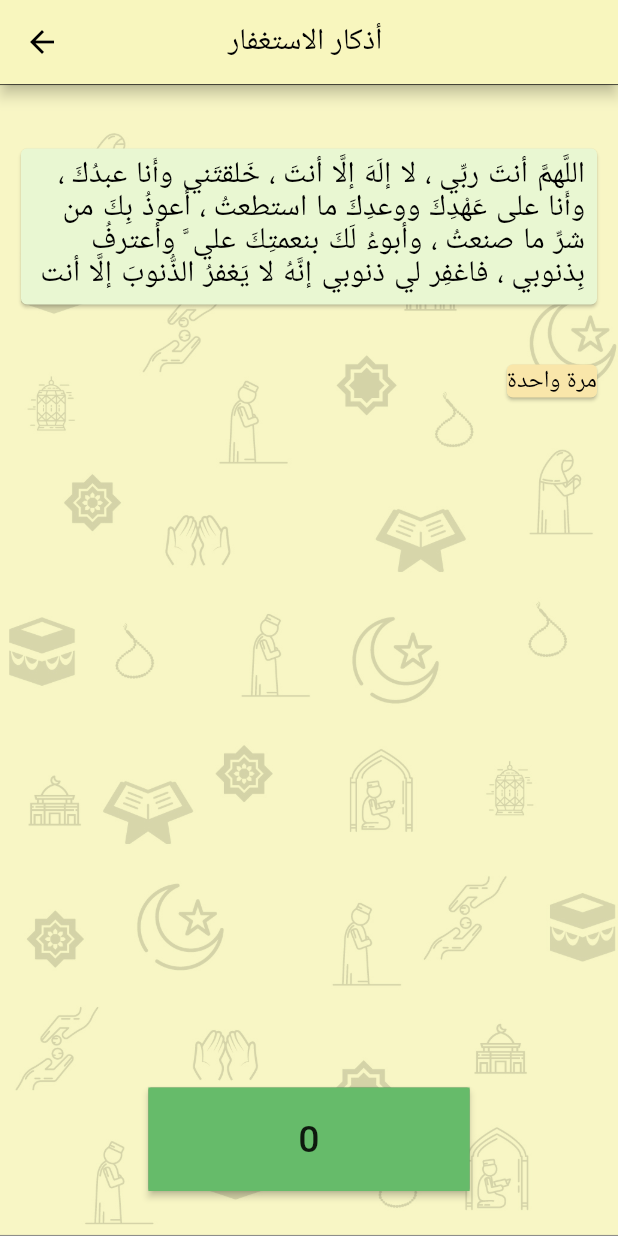
After one commit to MahmoudMohi63/Athkar, a Flutter app: the screen it shows after launch, after a tap on "اذكار الاستغفار", on a phone screen of 412 x 824 dp. The commit adds this screen. Run offline on Flutter 3.47's test engine with Material 2 defaults, Android fonts, the phone set to English and light mode, and no system bars.

Commit message:
add new  page astgfar

```diff
--- a/lib/home/athkarHome.dart
+++ b/lib/home/athkarHome.dart
@@ -4,6 +4,8 @@ import 'package:flutter_sadeeqalmuslim/screens/Athkar/Taspe7.dart';
 import 'package:flutter_sadeeqalmuslim/screens/Athkar/sleep.dart';
 import 'package:flutter/material.dart';
 import 'package:flutter_sadeeqalmuslim/screens/Athkar/saba7.dart';
+
+import '../screens/Athkar/astgfar.dart';
 
 class AthkarHome extends StatefulWidget {
   @override
@@ -228,6 +230,37 @@ class _AthkarHomeState extends State<AthkarHome> {
                 SizedBox(
                   height: 1,
                 ),
+                Row(
+                  children: <Widget>[
+                    Expanded(
+                      child: RaisedButton(
+                        onPressed: () {
+                          Navigator.push(
+                            context,
+                            MaterialPageRoute(
+                              builder: (context) {
+                                return astgfar();
+                              },
+                            ),
+                          );
+                        },
+                        color: Color.fromRGBO(248, 246, 190, 1),
+                        child: Text(
+                          'اذكار الاستغفار',
+                          style: TextStyle(
+                              color: Colors.black,
+                              fontSize: 26,
+                              fontWeight: FontWeight.w600),
+                        ),
+                        padding: EdgeInsets.all(4),
+                      ),
+                    ),
+                  ],
+                ),
+                SizedBox(
+                  height: 1,
+                ),
+
               ],
             ),
           ],
--- /dev/null
+++ b/lib/screens/Athkar/astgfar.dart
@@ -0,0 +1,591 @@
+import 'package:flutter_sadeeqalmuslim/screens/pagemodel.dart';
+import 'package:flutter/material.dart';
+
+class astgfar extends StatefulWidget {
+  @override
+  _SleepState createState() => _SleepState();
+}
+
+class _SleepState extends State<astgfar> {
+  List<PageModel> pages;
+  int x = 0;
+  int x1 = 0;
+  int x2 = 0;
+  int x3 = 0;
+  int x4 = 0;
+  int x5 = 0;
+  int x6 = 0;
+  int x7 = 0;
+  int x8 = 0;
+  int x9 = 0;
+  int x10 = 0;
+  int x11 = 0;
+  int x12 = 0;
+  int x13 = 0;
+  int x14 = 0;
+  int x15 = 0;
+  int x16 = 0;
+
+  void Count() {
+    setState(() {
+      x++;
+      if (x >= 1) x = 1;
+    });
+  }
+
+  void Count1() {
+    setState(() {
+      x1++;
+      if (x1 >= 1) x1 = 1;
+    });
+  }
+
+  void Count2() {
+    setState(() {
+      x2++;
+      if (x2 >= 3) x2 = 3;
+    });
+  }
+
+  void Count3() {
+    setState(() {
+      x3++;
+      if (x3 >= 1) x3 = 1;
+    });
+  }
+
+  void Count4() {
+    setState(() {
+      x4++;
+      if (x4 >= 1) x4 = 1;
+    });
+  }
+
+  void Count5() {
+    setState(() {
+      x5++;
+      if (x5 >= 1) x5 = 1;
+    });
+  }
+
+  void Count6() {
+    setState(() {
+      x6++;
+      if (x6 >= 1) x6 = 1;
+    });
+  }
+
+  void Count7() {
+    setState(() {
+      x7++;
+      if (x7 >= 1) x7 = 1;
+    });
+  }
+
+  void Count8() {
+    setState(() {
+      x8++;
+      if (x8 >= 1) x8 = 1;
+    });
+  }
+
+  void Count9() {
+    setState(() {
+      x9++;
+      if (x9 >= 1) x9 = 1;
+    });
+  }
+
+  void Count10() {
+    setState(() {
+      x10++;
+      if (x10 >= 70) x10 = 3;
+    });
+  }
+
+  void Count11() {
+    setState(() {
+      x11++;
+      if (x11 >= 1) x11 = 1;
+    });
+  }
+
+  void Count12() {
+    setState(() {
+      x12++;
+      if (x12 >= 1) x12 = 1;
+    });
+  }
+
+  void Count13() {
+    setState(() {
+      x13++;
+      if (x13 >= 1) x13 = 1;
+    });
+  }
+
+  void Count14() {
+    setState(() {
+      x14++;
+      if (x14 >= 1) x14 = 1;
+    });
+  }
+
+  void _addPages() {
+    pages = List<PageModel>();
+
+    pages.add(PageModel(
+      '',
+      'اللَّهمَّ أنتَ ربِّي ، لا إلَهَ إلَّا أنتَ ، خَلقتَني وأَنا عبدُكَ ، وأَنا على عَهْدِكَ ووعدِكَ ما استطعتُ ، أعوذُ بِكَ من شرِّ ما صنعتُ ، وأبوءُ لَكَ بنعمتِكَ علي َّ وأعترفُ بِذنوبي ، فاغفِر لي ذنوبي إنَّهُ لا يَغفرُ الذُّنوبَ إلَّا أنت',
+      ''
+          '',
+      '',
+      'مرة واحدة',
+      '',
+      '',
+      RaisedButton(
+        onPressed: Count,
+        child: Text(
+          '${x}',
+          style: TextStyle(fontSize: 25),
+        ),
+        color: Colors.green.shade400,
+        padding: EdgeInsets.only(right: 100, left: 100, top: 20, bottom: 20),
+        shape: RoundedRectangleBorder(borderRadius: BorderRadius.circular(0.0)),
+      ),
+    ));
+    pages.add(PageModel(
+      '',
+      'رَبِّ اغْفِرْ لي خَطِيئَتي وجَهْلِي، وإسْرَافِي في أمْرِي كُلِّهِ، وما أنْتَ أعْلَمُ به مِنِّي، اللَّهُمَّ اغْفِرْ لي خَطَايَايَ، وعَمْدِي وجَهْلِي وهَزْلِي، وكُلُّ ذلكَ عِندِي، اللَّهُمَّ اغْفِرْ لي ما قَدَّمْتُ وما أخَّرْتُ، وما أسْرَرْتُ وما أعْلَنْتُ، أنْتَ المُقَدِّمُ وأَنْتَ المُؤَخِّرُ، وأَنْتَ علَى كُلِّ شيءٍ قَدِيرٌِ',
+      '',
+      '',
+      'مرة واحدة',
+      '',
+      '',
+      RaisedButton(
+        onPressed: Count1,
+        child: Text(
+          '${x1}',
+          style: TextStyle(fontSize: 25),
+        ),
+        color: Colors.green.shade400,
+        padding: EdgeInsets.only(right: 100, left: 100, top: 20, bottom: 20),
+      ),
+    ));
+    pages.add(PageModel(
+      '',
+      'أستغفرُ اللهَ العظيمَ الذي لا إلهَ إلَّا هو الحيَّ القيومَ وأتوبُ إليه',
+      '',
+      '',
+      'ثلاث مرات',
+      '',
+      '',
+      RaisedButton(
+        onPressed: Count2,
+        child: Text(
+          '${x2}',
+          style: TextStyle(fontSize: 25),
+        ),
+        color: Colors.green.shade400,
+        padding: EdgeInsets.only(right: 100, left: 100, top: 25, bottom: 25),
+      ),
+    ));
+    pages.add(PageModel(
+      '',
+      'اللَّهُمَّ إنِّي ظَلَمْتُ نَفْسِي ظُلْمًا كَثِيرًا، ولَا يَغْفِرُ الذُّنُوبَ إلَّا أنْتَ، فَاغْفِرْ لي مَغْفِرَةً مِن عِندِكَ، وارْحَمْنِي، إنَّكَ أنْتَ الغَفُورُ الرَّحِيمُ',
+      '',
+      '',
+      'مرة واحدة',
+      '',
+      '',
+      RaisedButton(
+        onPressed: Count3,
+        child: Text(
+          '${x3}',
+          style: TextStyle(fontSize: 25),
+        ),
+        color: Colors.green.shade400,
+        padding: EdgeInsets.only(right: 100, left: 100, top: 25, bottom: 25),
+      ),
+    ));
+    pages.add(PageModel(
+      '',
+      'اللَّهمَّ اغفِر لي وارحَمني وارزُقني وعافِني',
+      '',
+      '',
+      'مرة واحدة',
+      '',
+      '',
+      RaisedButton(
+        onPressed: Count4,
+        child: Text(
+          '${x4}',
+          style: TextStyle(fontSize: 25),
+        ),
+        color: Colors.green.shade400,
+        padding: EdgeInsets.only(right: 100, left: 100, top: 25, bottom: 25),
+      ),
+    ));
+    pages.add(PageModel(
+      '',
+      'َاللَّهُمَّ لكَ أسْلَمْتُ، وبِكَ آمَنْتُ، وعَلَيْكَ تَوَكَّلْتُ، وإلَيْكَ أنَبْتُ، وبِكَ خَاصَمْتُ، وإلَيْكَ حَاكَمْتُ، فَاغْفِرْ لي ما قَدَّمْتُ وما أخَّرْتُ، وأَسْرَرْتُ وأَعْلَنْتُ، أنْتَ إلَهِي لا إلَهَ لي غَيْرُكَ ',
+      '',
+      '',
+      'مرة واحدة',
+      '',
+      '',
+      RaisedButton(
+        onPressed: Count5,
+        child: Text(
+          '${x5}',
+          style: TextStyle(fontSize: 25),
+        ),
+        color: Colors.green.shade400,
+        padding: EdgeInsets.only(right: 100, left: 100, top: 25, bottom: 25),
+      ),
+    ));
+    pages.add(PageModel(
+      '',
+      'أستغفر الله العظيم من كل ذنب أذنبته، ومن كل فرض تركته، ومن كل إنسان ظلمته، ومن كل صالح جـفوته',
+      '',
+      '',
+      'مرة واحدة',
+      '',
+      '',
+      RaisedButton(
+        onPressed: Count6,
+        child: Text(
+          '${x6}',
+          style: TextStyle(fontSize: 25),
+        ),
+        color: Colors.green.shade400,
+        padding: EdgeInsets.only(right: 100, left: 100, top: 25, bottom: 25),
+      ),
+    ));
+    pages.add(PageModel(
+      '',
+      'أستغفر الله العظيم لي ولوالدي ولذوي الحقوق علي، وللمؤمنين والمؤمنات والمسلمين والمسلمات الأحياء منهم والأموات، وصلّ اللهم على سيدنا محمد وعلى آله وصحبه أجمعين إلى يوم الدين.ِ',
+      '',
+      '',
+      'مرة واحدة',
+      '',
+      '',
+      RaisedButton(
+        onPressed: Count7,
+        child: Text(
+          '${x7}',
+          style: TextStyle(fontSize: 25),
+        ),
+        color: Colors.green.shade400,
+        padding: EdgeInsets.only(right: 100, left: 100, top: 25, bottom: 25),
+      ),
+    ));
+    pages.add(PageModel(
+      '',
+      'اللهمّ إنّي أستغفرك لكلّ ذنب خطوت إليه برجلي، ومددت إليه يدي أو تأمّلته ببصري، وأصغيت إليه بأذني، أو نطق به لساني، أو أتلفت فيه ما رزقتني ثمّ استرزقتك على عصياني فرزقتني، ثمّ استعنت برزقك على عصيانك فسترته عليّ، وسألتك الزّيادة فلم تحرمني ولا تزال عائدا عليّ بحلمك وإحسانك يا أكرم الأكرمين.ِِ',
+      '',
+      '',
+      'مرة واحدة ',
+      '',
+      '',
+      RaisedButton(
+        onPressed: Count8,
+        child: Text(
+          '${x8}',
+          style: TextStyle(fontSize: 25),
+        ),
+        color: Colors.green.shade400,
+        padding: EdgeInsets.only(right: 100, left: 100, top: 25, bottom: 25),
+      ),
+    ));
+    pages.add(PageModel(
+      '',
+      'اللهم إني أستغفرك من النعم التي أنعمت بها علي فاستعنت بها على معاصيكُِ',
+      '',
+      '',
+      'مرة واحدة',
+      '',
+      '',
+      RaisedButton(
+        onPressed: Count9,
+        child: Text(
+          '${x9}',
+          style: TextStyle(fontSize: 25),
+        ),
+        color: Colors.green.shade400,
+        padding: EdgeInsets.only(right: 100, left: 100, top: 25, bottom: 25),
+      ),
+    ));
+    pages.add(PageModel(
+      '',
+      'أستغفر الله ربي وأتوب أليك',
+      'قال رسول الله عليه الصلاة والسلام',
+      'واللَّهِ إنِّي لَأَسْتَغْفِرُ اللَّهَ وأَتُوبُ إلَيْهِ في اليَومِ أكْثَرَ مِن سَبْعِينَ مَرَّةً',
+      'سبعين مرة',
+      '',
+      '',
+      RaisedButton(
+        onPressed: Count10,
+        child: Text(
+          '${x10}',
+          style: TextStyle(fontSize: 25),
+        ),
+        color: Colors.green.shade400,
+        padding: EdgeInsets.only(right: 100, left: 100, top: 25, bottom: 25),
+      ),
+    ));
+    pages.add(PageModel(
+      '',
+      'أستغفر الله العظيم الذي لا إله إلا هو الحي القيوم وأتوب إليه من الذنوب التي تحل النقم، ومن الذنوب التي تغيـر النعم، ومن الذنوب التي تورث الندم، ومن الذنوب التي تحبس القسم، ومن الذنوب التي تعجل الفناء، ومن الذنوب التي تقطع الرجاء، ومن الذنوب التي تمسك غيث السماء، ومن الذنوب التي تكشف الغطاء.ََ',
+      '',
+      '',
+      'مرة واحدة',
+      '',
+      '',
+      RaisedButton(
+        onPressed: Count11,
+        child: Text(
+          '${x11}',
+          style: TextStyle(fontSize: 25),
+        ),
+        color: Colors.green.shade400,
+        padding: EdgeInsets.only(right: 100, left: 100, top: 25, bottom: 25),
+      ),
+    ));
+    pages.add(PageModel(
+      '',
+      'أستغفر الله العظيم حياء من الله، أستغفر الله العظيم رجوعاً إلى الله، أستغفر الله العظيم ندماً واسترجاعاً، أستغفر الله العظيم فراراً من غضبِ الله إلى رضى الله، أستغفر الله العظيم فراراً من سخطِ الله إلى عفوِ الله، أستغفر الله العظيم الذي لا إله إلا هو الحي القيوم وأتوب إليه من الإفراط والتفريط، ومن التخبيط والتخليط، ومن مقارفة الذنوب، ومن التدنس بالعيوب',
+      '',
+      '',
+      'مرة واحدة',
+      '',
+      '',
+      RaisedButton(
+        onPressed: Count12,
+        child: Text(
+          '${x12}',
+          style: TextStyle(fontSize: 25),
+        ),
+        color: Colors.green.shade400,
+        padding: EdgeInsets.only(right: 100, left: 100, top: 25, bottom: 25),
+      ),
+    ));
+    pages.add(PageModel(
+      '',
+      '       أستغفر الله العظيم من كل ذنب يزيل النعم ويحل النقم ويهتك الحرام ويورث الندم ويطيل السقم ويعجل الألم، ومن كل ذنب يمحق الحسنات ويضاعف السيئات ويحل النقمات ويغضبك يا رب السموات، ومن كل ذنب يوجب سواد الوجه يوم تبيض وجوه وتسود وجوه، ومن كل ذنب يدعو إلى الكفر ويطيل الفكر ويورث الفقر ويجلب العسر ويصد عن الخير ويهتك الستر ويمنع اليسر، ومن كل ذنب يدني الآجال ويقطع الآمال ويشين الأعمال، ومن كل ذنب يدنِّس مني ما طهرته ويكشف عني ما سترته أو يقبِّح مني ما زينته',
+      'مرة واحدة',
+      '',
+      '',
+      '',
+      '',
+      RaisedButton(
+        onPressed: Count13,
+        child: Text(
+          '${x13}',
+          style: TextStyle(fontSize: 25),
+        ),
+        color: Colors.green.shade400,
+        padding: EdgeInsets.only(right: 100, left: 100, top: 25, bottom: 25),
+      ),
+    ));
+    pages.add(PageModel(
+      '',
+      'اللهم إن حسناتي من عطائك وسيئاتي من قضائك، فجد بما أنعمت علي، جللت أن تطاع إلا بإذنك، أو تعصى إلا بعلمك، اللهم ما عصيتك حين عصيتك استخفافاً بحقك، ولا استهانة بعذابك، لكن لسابقة سبق بها علمك، فالتوبة إليك، والمغفرة لديك، لا إله إلا أنت سبحانك إني كنت من الظالمين.',
+      'مرة واحدة',
+      '',
+      '',
+      '',
+      '',
+      RaisedButton(
+        onPressed: Count14,
+        child: Text(
+          '${x14}',
+          style: TextStyle(fontSize: 25),
+        ),
+        color: Colors.green.shade400,
+        padding: EdgeInsets.only(right: 100, left: 100, top: 25, bottom: 25),
+      ),
+    ));
+  }
+
+  @override
+  Widget build(BuildContext context) {
+    _addPages();
+    return Stack(
+      children: <Widget>[
+        Scaffold(
+          appBar: AppBar(
+            backgroundColor: Color.fromRGBO(248, 246, 190, 1),
+            iconTheme: IconThemeData(
+              color: Colors.black, //change your color here
+            ),
+            centerTitle: true,
+            title: Text(
+              'أذكار الاستغفار ',
+              style: TextStyle(color: Colors.black, fontSize: 20),
+            ),
+          ),
+//
+          body: PageView.builder(
+            reverse: true,
+            itemBuilder: (BuildContext context, index) {
+              return Container(
+                decoration: BoxDecoration(
+                  image: DecorationImage(
+                    image: ExactAssetImage(
+                      'assets/images/back.jpg',
+                    ),
+                    fit: BoxFit.cover,
+                  ),
+                ),
+                child: Stack(
+                  children: <Widget>[
+                    ListView(
+                      children: <Widget>[
+                        Column(
+                          crossAxisAlignment: CrossAxisAlignment.end,
+                          textDirection: TextDirection.ltr,
+                          children: <Widget>[
+                            Padding(
+                              padding: const EdgeInsets.only(
+                                top: 10,
+                                right: 10,
+                                left: 10,
+                              ),
+                              child: Card(
+                                color: Color.fromRGBO(249, 230, 170, 1),
+                                child: Padding(
+                                  padding: const EdgeInsets.all(0.0),
+                                  child: Text(
+                                    pages[index].title,
+                                    style: TextStyle(
+                                      color: Colors.black,
+                                      fontWeight: FontWeight.w100,
+                                      fontSize: 18,
+                                    ),
+                                  ),
+                                ),
+                              ),
+                            ),
+                            Padding(
+                              padding: const EdgeInsets.only(
+                                top: 0,
+                                right: 10,
+                                left: 10,
+                              ),
+                              child: Card(
+                                color: Color.fromRGBO(233, 247, 210, 1),
+                                child: Padding(
+                                  padding: const EdgeInsets.all(8.0),
+                                  child: Text(
+                                    pages[index].description,
+                                    softWrap: true,
+                                    style: TextStyle(
+                                      wordSpacing: 1,
+                                      height: 1.1,
+                                      color: Colors.black,
+                                      //Colors.grey[50].withOpacity(1)
+                                      fontSize: 20,
+                                      fontWeight: FontWeight.w500,
+                                    ),
+                                    textAlign: TextAlign.end,
+                                    textDirection: TextDirection.ltr,
+                                  ),
+                                ),
+                              ),
+                            ),
+                            Padding(
+                              padding: const EdgeInsets.only(
+                                top: 5,
+                                right: 10,
+                                left: 10,
+                              ),
+                              child: Card(
+                                color: Color.fromRGBO(249, 230, 170, 1),
+                                child: Padding(
+                                  padding: const EdgeInsets.all(0.0),
+                                  child: Text(
+                                    pages[index].esm,
+                                    style: TextStyle(
+                                      color: Colors.grey.shade900,
+                                      fontSize: 16,
+                                      fontWeight: FontWeight.w300,
+                                    ),
+                                    textAlign: TextAlign.end,
+                                    textDirection: TextDirection.ltr,
+                                  ),
+                                ),
+                              ),
+                            ),
+                            Padding(
+                              padding: const EdgeInsets.only(top: 0, right: 10),
+                              child: Card(
+                                color: Color.fromRGBO(249, 230, 170, 1),
+                                child: Padding(
+                                  padding: const EdgeInsets.all(0.0),
+                                  child: Text(
+                                    pages[index].hadith,
+                                    style: TextStyle(
+                                      color: Colors.black,
+                                      fontSize: 16,
+                                    ),
+                                    textAlign: TextAlign.center,
+                                    textDirection: TextDirection.rtl,
+                                  ),
+                                ),
+                              ),
+                            ),
+                            Padding(
+                              padding: const EdgeInsets.only(
+                                top: 5,
+                                right: 10,
+                                left: 10,
+                                bottom: 10,
+                              ),
+                              child: Card(
+                                color: Color.fromRGBO(249, 230, 170, 1),
+                                child: Text(
+                                  pages[index].info,
+                                  style: TextStyle(
+                                    color: Colors.black,
+                                    fontSize: 16,
+                                  ),
+                                  textAlign: TextAlign.end,
+                                  textDirection: TextDirection.ltr,
+                                ),
+                              ),
+                            ),
+                            SizedBox(
+                              height: 200,
+                            ),
+//                            IconButton(icon: Icon(Icons.arrow_back),
+//                              onPressed: () {
+//                                _nextPage(1);
+//                              },),
+                          ],
+                        ),
+                      ],
+                    ),
+                    Align(
+                      alignment: Alignment.bottomCenter,
+                      child: Container(
+                        child: Padding(
+                          padding: const EdgeInsets.only(bottom: 30),
+                          child: RaisedButton(
+                            child: pages[index].m3lomat3,
+                            padding: EdgeInsets.all(0),
+                          ),
+                        ),
+                      ),
+                    ),
+                  ],
+                ),
+              );
+            },
+            itemCount: pages.length,
+          ),
+        ),
+      ],
+    );
+  }
+}
```
Also changed, not shown: pubspec.lock, 9 other files.
